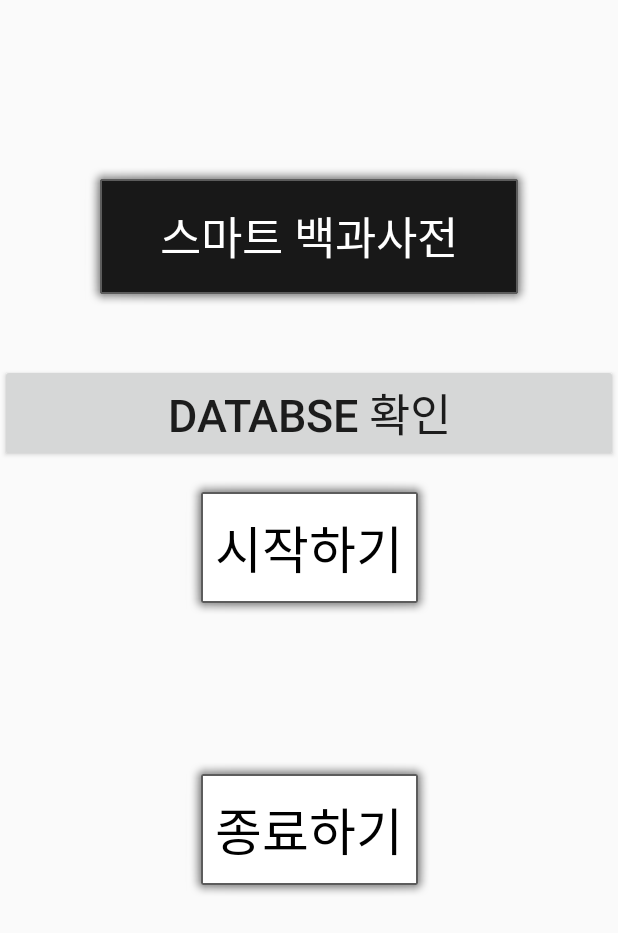
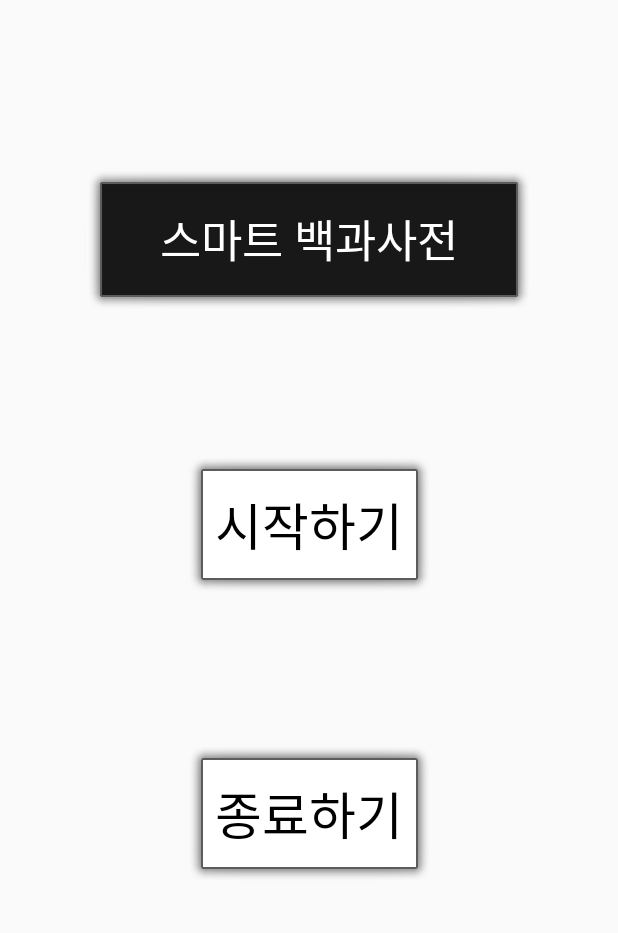
Before and after one commit to KrWoon/SmartDictionary, an Android app: the screen it shows after launch (MainActivity), on a phone screen of 412 x 824 dp. Shown: the top 933 px of the screen. Run offline under Robolectric (Android 15) with nearby library versions, the phone set to English and light mode, and no system bars.

Commit message:
SQLite 볼수 있는 버튼 숨김

```diff
--- a/app/src/main/res/layout/activity_main.xml
+++ b/app/src/main/res/layout/activity_main.xml
@@ -53,8 +53,9 @@
         android:id="@+id/dbButton"
         android:layout_width="match_parent"
         android:layout_height="wrap_content"
+        android:background="@android:color/transparent"
+        android:backgroundTint="@android:color/transparent"
         android:gravity="center"
-        android:text="databse 확인"
         android:onClick="dbClicked"
         android:textSize="30dp"
         android:visibility="visible" />
```
